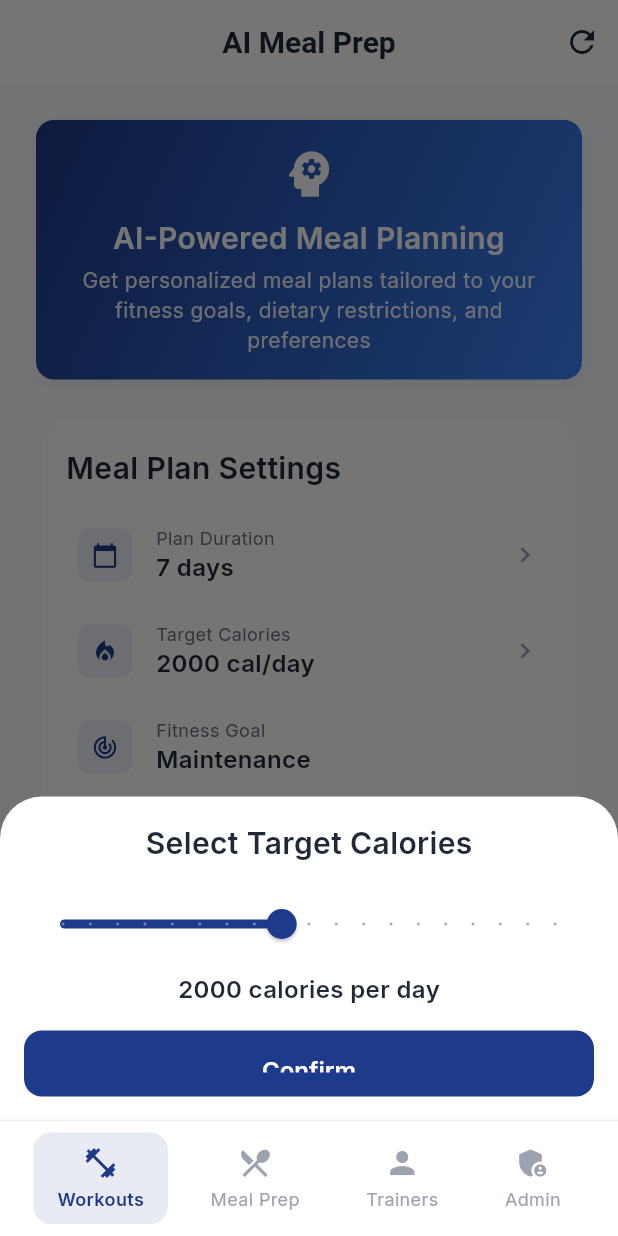
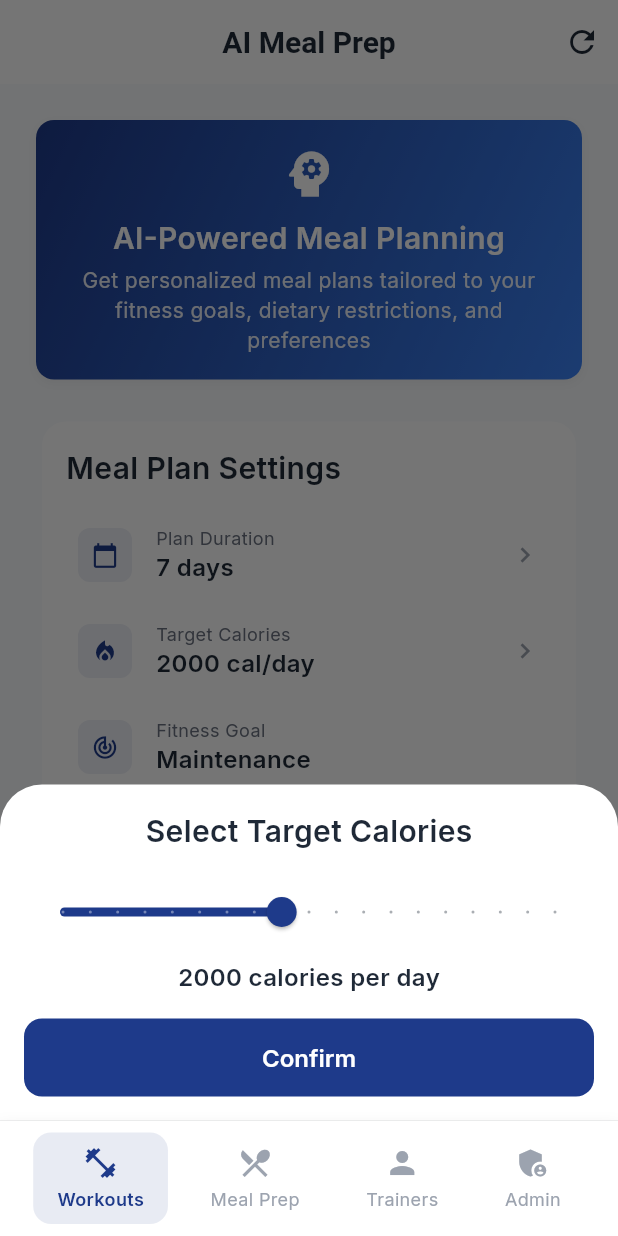
Before and after one commit to mahmoudal99/moctarnutrition, a Flutter app: the MealPrepScreen screen opened by its route, after a tap on "Target Calories", on a phone screen of 412 x 824 dp. Run offline on Flutter 3.47's test engine with Material 3 defaults, Android fonts, the phone set to English and light mode, and no system bars; our stand-ins replace go_router, google_fonts; accounts and stored records are empty.

Commit message:
Fix buttons padding

```diff
--- a/lib/features/auth/presentation/screens/auth_screen.dart
+++ b/lib/features/auth/presentation/screens/auth_screen.dart
@@ -215,7 +215,7 @@ class _AuthScreenState extends State<AuthScreen> {
   Widget _buildAuthButton() {
     return SizedBox(
       width: double.infinity,
-      height: 48,
+      height: 52,
       child: CustomButton(
         text: _isLoading
             ? 'Please wait...'
@@ -307,7 +307,7 @@ class _AuthScreenState extends State<AuthScreen> {
     VoidCallback onPressed,
   ) {
     return Container(
-      height: 44,
+      height: 52,
       decoration: BoxDecoration(
         color: AppConstants.surfaceColor,
         borderRadius: BorderRadius.circular(AppConstants.radiusM),
--- a/lib/features/meal_prep/presentation/screens/meal_prep_screen.dart
+++ b/lib/features/meal_prep/presentation/screens/meal_prep_screen.dart
@@ -266,7 +266,7 @@ class _MealPrepScreenState extends State<MealPrepScreen> {
   Widget _buildGenerateButton() {
     return SizedBox(
       width: double.infinity,
-      height: 48,
+      height: 52,
       child: GradientButton(
         text: 'Generate AI Meal Plan',
         icon: Icons.psychology,
@@ -677,7 +677,7 @@ class _MealPrepScreenState extends State<MealPrepScreen> {
           const SizedBox(height: AppConstants.spacingM),
           SizedBox(
             width: double.infinity,
-            height: 44,
+            height: 52,
             child: CustomButton(
               text: 'Confirm',
               onPressed: () => Navigator.pop(context),
--- a/lib/features/onboarding/presentation/screens/onboarding_screen.dart
+++ b/lib/features/onboarding/presentation/screens/onboarding_screen.dart
@@ -519,7 +519,7 @@ class _OnboardingScreenState extends State<OnboardingScreen> {
           if (_currentPage > 0)
             Expanded(
               child: SizedBox(
-                height: 44,
+                height: 52,
                 child: CustomButton(
                   text: 'Back',
                   type: ButtonType.outline,
@@ -535,7 +535,7 @@ class _OnboardingScreenState extends State<OnboardingScreen> {
           if (_currentPage > 0) const SizedBox(width: AppConstants.spacingS),
           Expanded(
             child: SizedBox(
-              height: 44,
+              height: 52,
               child: CustomButton(
                 text: _currentPage == _steps.length - 1 ? 'Get Started' : 'Next',
                 onPressed: () {
--- a/lib/shared/widgets/custom_button.dart
+++ b/lib/shared/widgets/custom_button.dart
@@ -32,14 +32,14 @@ class CustomButton extends StatelessWidget {
     if (isFullWidth) {
       return SizedBox(
         width: double.infinity,
-        height: height ?? 56,
+        height: height ?? 52,
         child: buttonWidget,
       );
     }
 
     return SizedBox(
       width: width,
-      height: height ?? 56,
+      height: height ?? 52,
       child: buttonWidget,
     );
   }
@@ -57,6 +57,10 @@ class CustomButton extends StatelessWidget {
               borderRadius: BorderRadius.circular(AppConstants.radiusM),
             ),
             elevation: 0,
+            padding: const EdgeInsets.symmetric(
+              horizontal: AppConstants.spacingM,
+              vertical: AppConstants.spacingS,
+            ),
           ),
           child: _buildButtonContent(),
         );
@@ -72,6 +76,10 @@ class CustomButton extends StatelessWidget {
               borderRadius: BorderRadius.circular(AppConstants.radiusM),
             ),
             elevation: 0,
+            padding: const EdgeInsets.symmetric(
+              horizontal: AppConstants.spacingM,
+              vertical: AppConstants.spacingS,
+            ),
           ),
           child: _buildButtonContent(),
         );
@@ -85,6 +93,10 @@ class CustomButton extends StatelessWidget {
             shape: RoundedRectangleBorder(
               borderRadius: BorderRadius.circular(AppConstants.radiusM),
             ),
+            padding: const EdgeInsets.symmetric(
+              horizontal: AppConstants.spacingM,
+              vertical: AppConstants.spacingS,
+            ),
           ),
           child: _buildButtonContent(),
         );
@@ -96,6 +108,10 @@ class CustomButton extends StatelessWidget {
             foregroundColor: AppConstants.primaryColor,
             shape: RoundedRectangleBorder(
               borderRadius: BorderRadius.circular(AppConstants.radiusM),
+            ),
+            padding: const EdgeInsets.symmetric(
+              horizontal: AppConstants.spacingM,
+              vertical: AppConstants.spacingS,
             ),
           ),
           child: _buildButtonContent(),
@@ -155,7 +171,7 @@ class GradientButton extends StatelessWidget {
     this.icon,
     this.isLoading = false,
     this.width,
-    this.height = 56,
+    this.height = 52,
   });
 
   @override
@@ -175,8 +191,8 @@ class GradientButton extends StatelessWidget {
           borderRadius: BorderRadius.circular(AppConstants.radiusL),
           child: Container(
             padding: const EdgeInsets.symmetric(
-              horizontal: AppConstants.spacingL,
-              vertical: AppConstants.spacingM,
+              horizontal: AppConstants.spacingM,
+              vertical: AppConstants.spacingS,
             ),
             child: Row(
               mainAxisAlignment: MainAxisAlignment.center,
```
